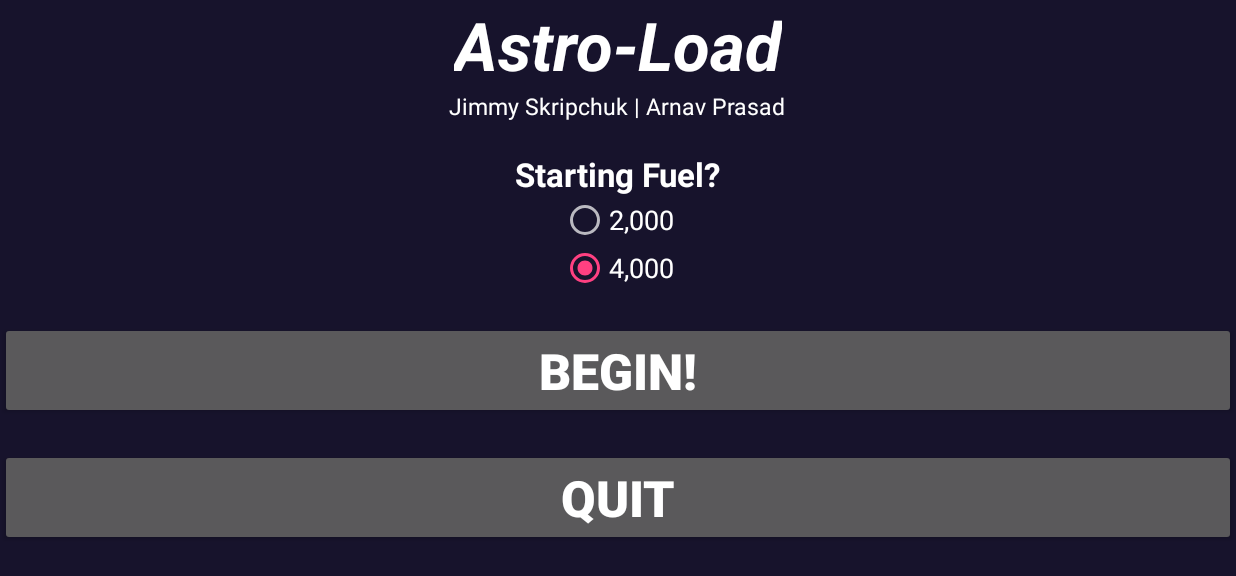
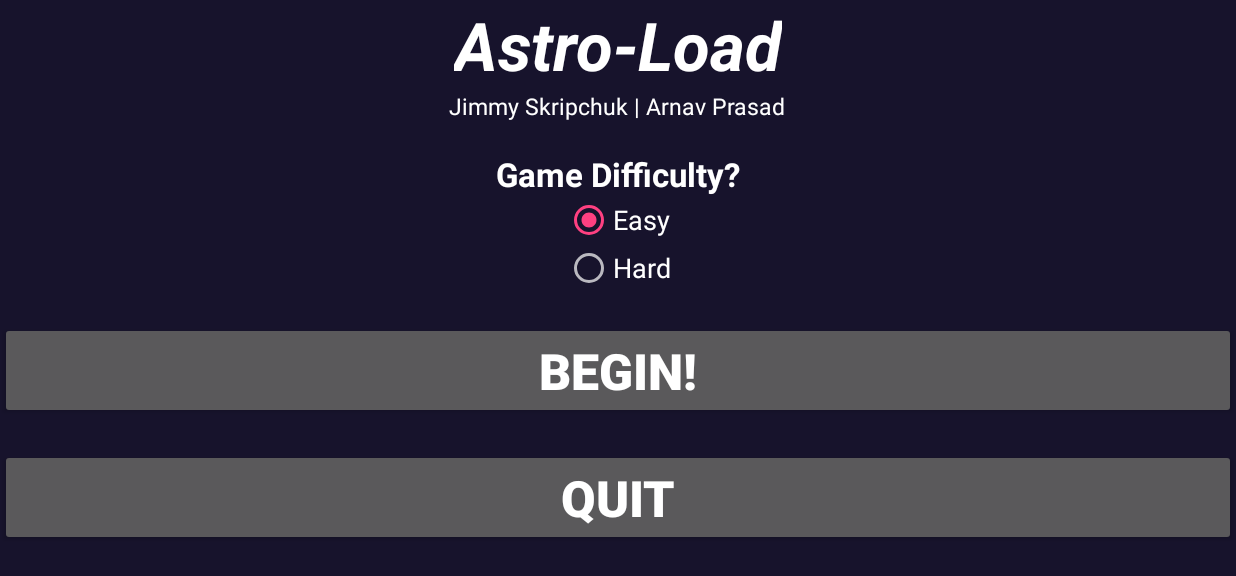
Before and after one commit to Java-CDS-club/cisc181-project, an Android app: the screen it shows after launch (StartActivity), on a phone screen of 824 x 412 dp (held sideways). Shown: the top 576 px of the screen. Run offline under Robolectric (Android 15) with nearby library versions, the phone set to English and light mode, and no system bars.

Commit message:
Done for the day! Added hard/easy mode stuff.

```diff
--- a/app/src/main/java/cisc181/finalproject/Asteroid.java
+++ b/app/src/main/java/cisc181/finalproject/Asteroid.java
@@ -64,7 +64,7 @@ public class Asteroid extends Entity {
         //canvas.save();
         FloatPoint screenPos = camera.worldToScreenPos(pos);
         canvas.drawBitmap(sprite,screenPos.x,screenPos.y,paint);
-        renderBounds(canvas,paint,camera);
+        //renderBounds(canvas,paint,camera);
         //canvas.restore();
     }
 }
--- a/app/src/main/java/cisc181/finalproject/MyAnimatedSurfaceView.java
+++ b/app/src/main/java/cisc181/finalproject/MyAnimatedSurfaceView.java
@@ -141,6 +141,8 @@ public class MyAnimatedSurfaceView extends SurfaceView {
         playerShip.currentFuel=startFuel;
         if(startFuel == 2000)
             isHardMode = true;
+        if(isHardMode)
+            playerShip.currentHealth/=2;//half health for hard mode
 
 
         //Image loading
--- a/app/src/main/java/cisc181/finalproject/ScoreActivity.java
+++ b/app/src/main/java/cisc181/finalproject/ScoreActivity.java
@@ -8,6 +8,7 @@ import android.os.Bundle;
 import android.view.View;
 import android.widget.EditText;
 import android.widget.TextView;
+import android.widget.Toast;
 
 public class ScoreActivity extends AppCompatActivity {
     int score;
@@ -51,6 +52,7 @@ public class ScoreActivity extends AppCompatActivity {
 
     public void setReset(View v){
         resetScore = true;
+        Toast.makeText(ScoreActivity.this, "High Score Rest!", Toast.LENGTH_SHORT).show();
     }
 
     public void resetHighScore(){
--- a/app/src/main/java/cisc181/finalproject/Ship.java
+++ b/app/src/main/java/cisc181/finalproject/Ship.java
@@ -24,8 +24,8 @@ public class Ship extends Entity {
     int maxFuel = 4000;
     int currentFuel = maxFuel;
 
-    int maxHealth = 100;
-    int currentHealth = 100;
+    int maxHealth = 50;
+    int currentHealth = maxHealth;
 
     Ship(FloatPoint pos, FloatPoint vel, FloatPoint acc){
         super(pos,vel,acc);
@@ -66,7 +66,7 @@ public class Ship extends Entity {
 
     @Override
     void render(Canvas canvas, Paint paint, Camera camera) {
-        renderBounds(canvas,paint,camera);
+       // renderBounds(canvas,paint,camera);
         //canvas.save();
         //canvas.restore();
     }
--- a/app/src/main/java/cisc181/finalproject/StartActivity.java
+++ b/app/src/main/java/cisc181/finalproject/StartActivity.java
@@ -12,14 +12,14 @@ public class StartActivity extends AppCompatActivity {
     protected void onCreate(Bundle savedInstanceState) {
         super.onCreate(savedInstanceState);
         setContentView(R.layout.activity_start);
-        RadioButton easyButton = (RadioButton) findViewById(R.id.fourthou);
+        RadioButton easyButton = (RadioButton) findViewById(R.id.easy);
         easyButton.setChecked(true);
     }
 
     public void startGame(View v){
         Intent i = new Intent(this, MainActivity.class);
-        RadioButton hardButton = (RadioButton) findViewById(R.id.twothou);
-        RadioButton easyButton = (RadioButton) findViewById(R.id.fourthou);
+        RadioButton hardButton = (RadioButton) findViewById(R.id.easy);
+        RadioButton easyButton = (RadioButton) findViewById(R.id.hard);
         if(hardButton.isChecked()){
             i.putExtra("startFuel",2000);
         }
--- a/app/src/main/res/layout/activity_score.xml
+++ b/app/src/main/res/layout/activity_score.xml
@@ -84,5 +84,6 @@
         android:layout_width="match_parent"
         android:layout_height="wrap_content"
         android:background="#ff0000"
+        android:onClick="setReset"
         android:text="RESET HIGH SCORES" />
 </LinearLayout>
--- a/app/src/main/res/layout/activity_start.xml
+++ b/app/src/main/res/layout/activity_start.xml
@@ -30,24 +30,24 @@
         android:layout_marginTop="30px"
         android:textStyle="bold"
         android:textColor="#ffffff"
-        android:text="Starting Fuel?" />
+        android:text="Game Difficulty?" />
     <RadioGroup
         android:id="@+id/fuelAmount"
         android:layout_width="wrap_content"
         android:layout_height="wrap_content"
         android:layout_gravity="center">
         <RadioButton
-            android:text="2,000"
+            android:text="Easy"
             android:layout_width="match_parent"
             android:layout_height="wrap_content"
             android:textSize="8pt"
-            android:id="@+id/twothou" />
+            android:id="@+id/easy" />
         <RadioButton
-            android:text="4,000"
+            android:text="Hard"
             android:layout_width="match_parent"
             android:layout_height="wrap_content"
             android:textSize="8pt"
-            android:id="@+id/fourthou" />
+            android:id="@+id/hard" />
     </RadioGroup>
 
     <Button
```
